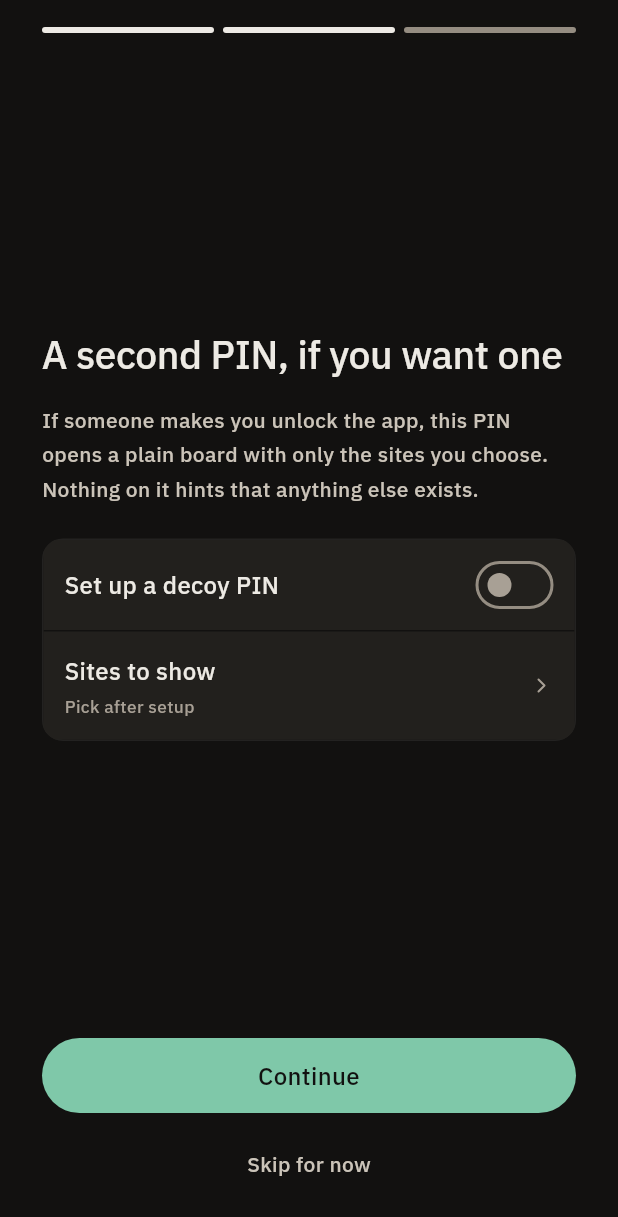
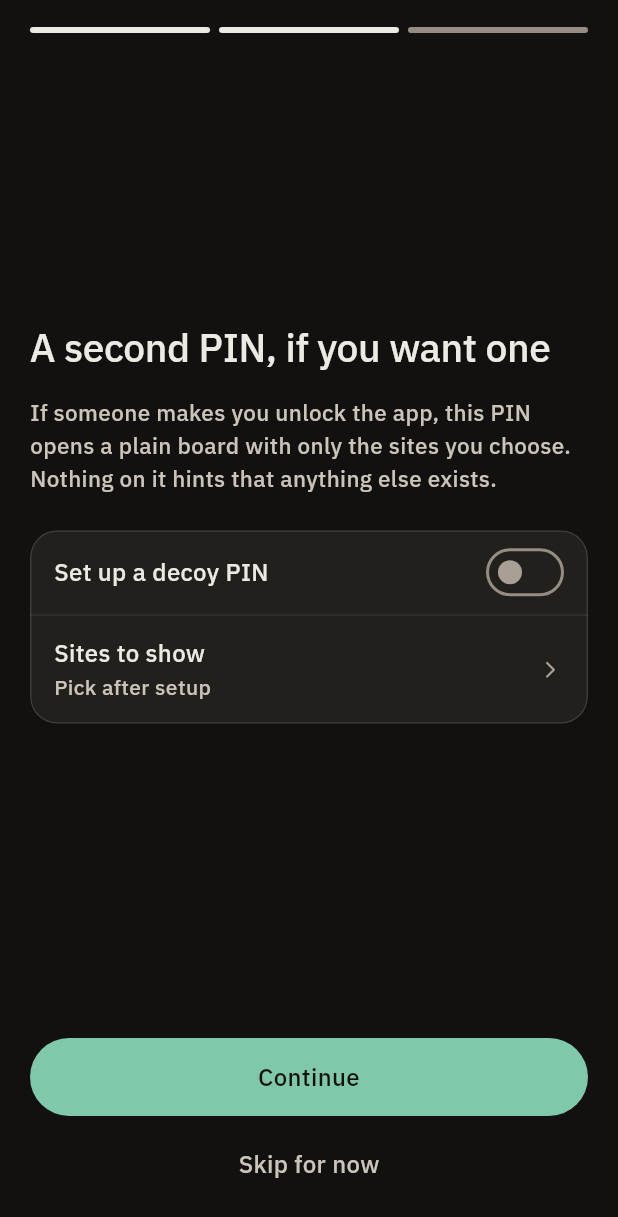
Before and after one commit to narkytypey/flutter-app, a Flutter app: the SetupDecoyScreen screen opened directly with empty values, on a phone screen of 412 x 824 dp. Shown: the top 1217 px of the screen. Run offline on Flutter 3.47's test engine with Material 3 defaults, Android fonts, the phone set to English and light mode, and no system bars; our stand-ins replace flutter_riverpod, sqflite_sqlcipher; accounts and stored records are empty; project files that could hold a hidden picture were left out.

Commit message:
feat(restyle-v2): setup and PIN screens
4a/4b/5a and the decoy re-sync / Change PIN screen: 20 dp gutters,
T.* roles in place of literals, 4b's rows and 5a's defaults as groups,
5a's checks in text-1, Continue at 52 dp with a text-2 label while
inert. Plan 22 Task 2.

Co-Authored-By: Claude Opus 5.5 <noreply@anthropic.com>
Claude-Session: https://claude.ai/code/session_01QyqEG8RQbm9YYwPZyH8KTn

```diff
--- a/lib/ui/features/setup/views/setup_decoy_screen.dart
+++ b/lib/ui/features/setup/views/setup_decoy_screen.dart
@@ -5,6 +5,7 @@ import '../../../core/tokens.dart';
 import '../../../core/typography.dart';
 import '../../../core/widgets/app_toggle.dart';
 import '../../../core/widgets/centered_scroll.dart';
+import '../../../core/widgets/group.dart';
 import '../../../core/widgets/pill_button.dart';
 import '../../../core/widgets/step_progress.dart';
 
@@ -30,7 +31,7 @@ class SetupDecoyScreen extends StatelessWidget {
       backgroundColor: C.bg,
       body: SafeArea(
         child: Padding(
-          padding: const EdgeInsets.symmetric(horizontal: 28),
+          padding: const EdgeInsets.symmetric(horizontal: S.s5),
           child: Column(
             crossAxisAlignment: CrossAxisAlignment.start,
             children: [
@@ -42,81 +43,71 @@ class SetupDecoyScreen extends StatelessWidget {
                   crossAxisAlignment: CrossAxisAlignment.start,
                   children: [
                     Text('A second PIN, if you want one', style: T.stepTitle),
-                    const SizedBox(height: 16),
+                    const SizedBox(height: S.s4),
                     Text(
                       'If someone makes you unlock the app, this PIN opens a '
                       'plain board with only the sites you choose. Nothing on '
                       'it hints that anything else exists.',
-                      style: ui(size: 14, color: C.textMuted, height: 1.65),
+                      style: T.bodyMuted,
                     ),
-                    const SizedBox(height: 22),
-                    Container(
-                      decoration: BoxDecoration(
-                        border: Border.all(color: C.line08),
-                        borderRadius: BorderRadius.circular(14),
-                      ),
-                      clipBehavior: Clip.antiAlias,
-                      child: Column(
+                    const SizedBox(height: S.s6),
+                    Group(
+                      padding: EdgeInsets.zero,
                       children: [
                         // A tap anywhere on the row toggles it, not only
                         // on the switch.
                         GestureDetector(
                           behavior: HitTestBehavior.opaque,
                           onTap: () => onToggle(!enabled),
-                            child: ColoredBox(
-                              color: C.surface,
+                          child: ConstrainedBox(
+                            constraints: const BoxConstraints(minHeight: 56),
                             child: Padding(
-                                padding: const EdgeInsets.all(14),
+                              padding: const EdgeInsets.symmetric(
+                                  horizontal: S.s4, vertical: S.s3),
                               child: Row(
-                                  mainAxisAlignment:
-                                      MainAxisAlignment.spaceBetween,
                                 children: [
                                   Expanded(
-                                      child: Text('Set up a decoy PIN', style: T.body),
+                                    child: Text('Set up a decoy PIN', style: T.rowTitle),
                                   ),
-                                    const SizedBox(width: 12),
+                                  const SizedBox(width: S.s3),
                                   AppToggle(value: enabled, onChanged: onToggle),
                                 ],
                               ),
                             ),
                           ),
                         ),
-                          const SizedBox(height: 1),
-                          ColoredBox(
-                            color: C.surface,
+                        ConstrainedBox(
+                          constraints: const BoxConstraints(minHeight: 72),
                           child: Padding(
-                              padding: const EdgeInsets.all(14),
+                            padding: const EdgeInsets.symmetric(
+                                horizontal: S.s4, vertical: S.s3),
                             child: Row(
-                                mainAxisAlignment:
-                                    MainAxisAlignment.spaceBetween,
                               children: [
                                 Expanded(
                                   child: Column(
-                                      crossAxisAlignment:
-                                          CrossAxisAlignment.start,
+                                    mainAxisSize: MainAxisSize.min,
+                                    crossAxisAlignment: CrossAxisAlignment.start,
                                     children: [
-                                        Text('Sites to show', style: T.body),
-                                        const SizedBox(height: 3),
-                                        Text('Pick after setup',
-                                            style: ui(
-                                                size: 11.5, color: C.textFaint)),
+                                      Text('Sites to show', style: T.rowTitle),
+                                      const SizedBox(height: 2),
+                                      Text('Pick after setup', style: T.sub),
                                     ],
                                   ),
                                 ),
-                                  const AppIcon(AppGlyph.forward, size: 16, color: C.textFaint),
+                                const SizedBox(width: S.s3),
+                                const AppIcon(AppGlyph.forward, size: 18, color: C.chevron),
                               ],
                             ),
                           ),
                         ),
                       ],
                     ),
-                    ),
                   ],
                   ),
                 ),
               ),
               Padding(
-                padding: const EdgeInsets.only(bottom: 26),
+                padding: const EdgeInsets.only(top: S.s4, bottom: S.s6),
                 child: Column(
                   children: [
                     SizedBox(
@@ -124,18 +115,19 @@ class SetupDecoyScreen extends StatelessWidget {
                       child: PillButton(
                         label: 'Continue',
                         tone: PillTone.primary,
-                        height: 50,
                         onTap: onContinue,
                       ),
                     ),
-                    const SizedBox(height: 12),
+                    const SizedBox(height: S.s2),
                     GestureDetector(
+                      behavior: HitTestBehavior.opaque,
                       onTap: onSkip,
-                      child: SizedBox(
-                        height: 44,
+                      child: ConstrainedBox(
+                        constraints: const BoxConstraints(minHeight: 48),
                         child: Center(
                           child: Text('Skip for now',
-                              style: ui(size: 14, color: C.textMuted)),
+                              style: T.label.copyWith(
+                                  color: C.textMuted, fontWeight: FontWeight.w500)),
                         ),
                       ),
                     ),
```
Also changed, not shown: lib/ui/features/settings/views/decoy_resync_pin_screen.dart (+6 -6 lines), lib/ui/features/setup/views/setup_defaults_screen.dart (+23 -22 lines), lib/ui/features/setup/views/setup_pin_screen.dart (+16 -15 lines), 1 other file. Lines whose indentation alone changed are shown as unchanged.
